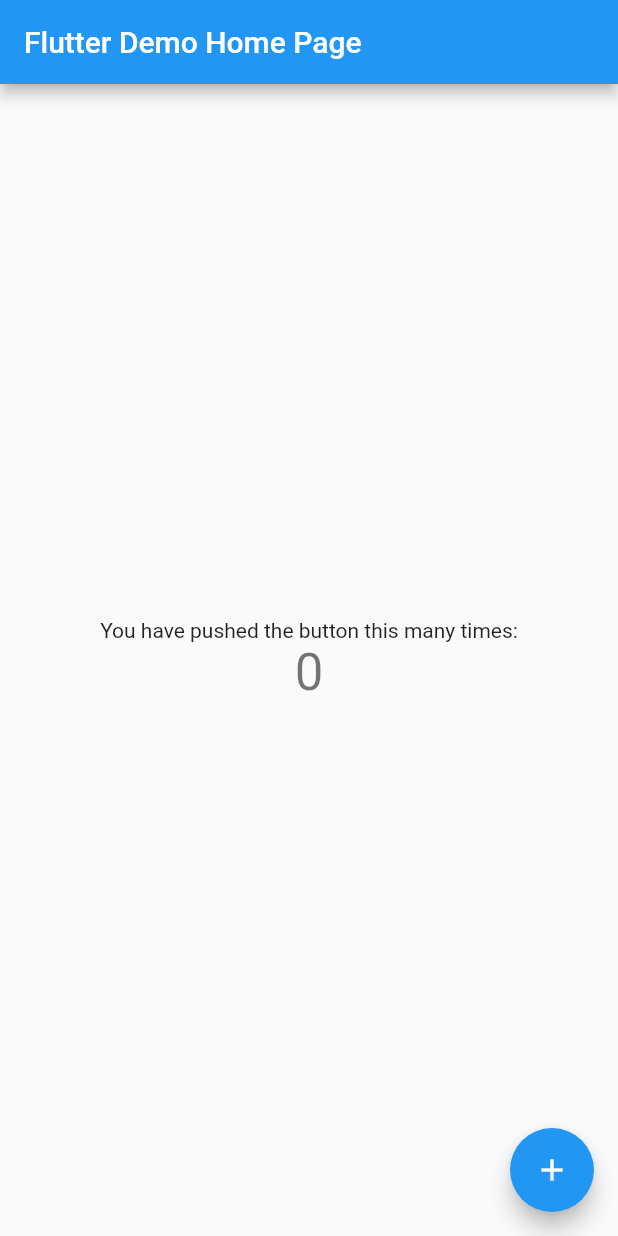
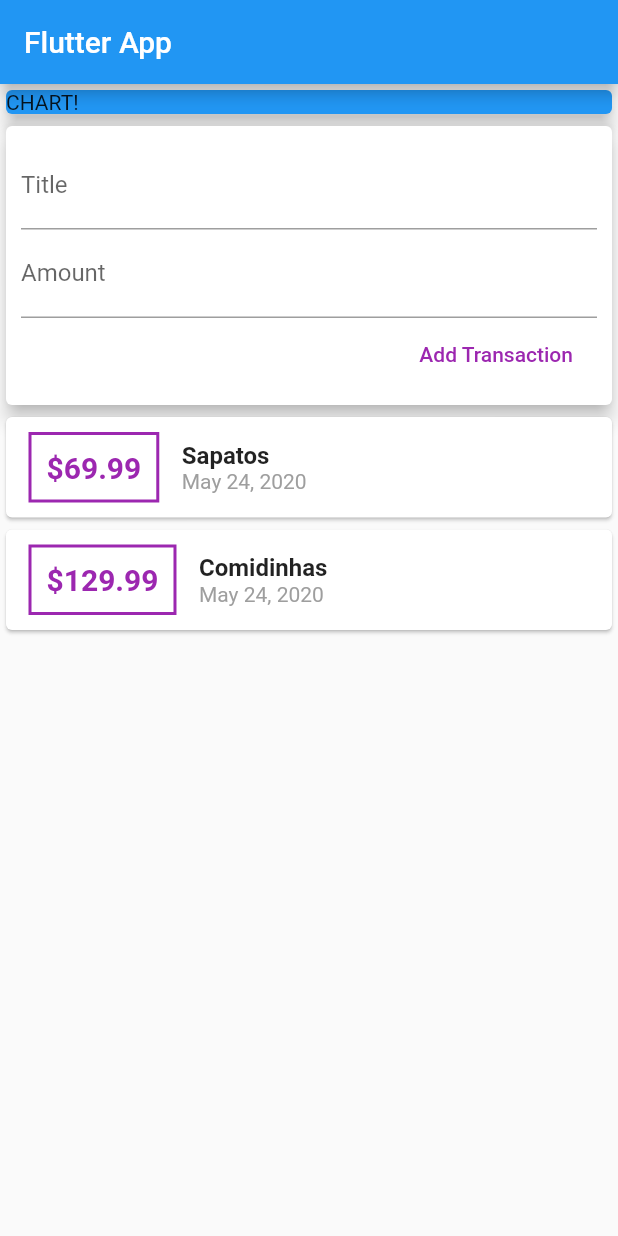
Before and after one commit to farvic/personalexpensesapp, a Flutter app: the screen it shows after launch, on a phone screen of 412 x 824 dp. Run offline on Flutter 3.47's test engine with Material 2 defaults, Android fonts, the phone set to English and light mode, and no system bars.

Commit message:
Adding user inputs.

```diff
--- a/lib/main.dart
+++ b/lib/main.dart
@@ -1,117 +1,129 @@
+import 'package:expenses_app/transaction.dart';
 import 'package:flutter/material.dart';
+import './transaction.dart';
+import 'package:intl/intl.dart';
 
-void main() {
-  runApp(MyApp());
-}
+void main() => runApp(MyApp());
 
 class MyApp extends StatelessWidget {
-  // This widget is the root of your application.
   @override
   Widget build(BuildContext context) {
     return MaterialApp(
-      title: 'Flutter Demo',
-      theme: ThemeData(
-        // This is the theme of your application.
-        //
-        // Try running your application with "flutter run". You'll see the
-        // application has a blue toolbar. Then, without quitting the app, try
-        // changing the primarySwatch below to Colors.green and then invoke
-        // "hot reload" (press "r" in the console where you ran "flutter run",
-        // or simply save your changes to "hot reload" in a Flutter IDE).
-        // Notice that the counter didn't reset back to zero; the application
-        // is not restarted.
-        primarySwatch: Colors.blue,
-        // This makes the visual density adapt to the platform that you run
-        // the app on. For desktop platforms, the controls will be smaller and
-        // closer together (more dense) than on mobile platforms.
-        visualDensity: VisualDensity.adaptivePlatformDensity,
-      ),
-      home: MyHomePage(title: 'Flutter Demo Home Page'),
+      title: 'Flutter App',
+      home: MyHomePage(),
     );
   }
 }
 
-class MyHomePage extends StatefulWidget {
-  MyHomePage({Key key, this.title}) : super(key: key);
+class MyHomePage extends StatelessWidget {
 
-  // This widget is the home page of your application. It is stateful, meaning
-  // that it has a State object (defined below) that contains fields that affect
-  // how it looks.
+  final List<Transaction> transactions = [
+    Transaction(id: 't1', title: 'Sapatos', amount: 69.99, date: DateTime.now()),
+    Transaction(id: 't2', title: 'Comidinhas', amount: 129.99, date: DateTime.now()),
 
-  // This class is the configuration for the state. It holds the values (in this
-  // case the title) provided by the parent (in this case the App widget) and
-  // used by the build method of the State. Fields in a Widget subclass are
-  // always marked "final".
 
-  final String title;
+  ];
 
-  @override
-  _MyHomePageState createState() => _MyHomePageState();
-}
+  // String titleInput;
+  // String amountInput;
 
-class _MyHomePageState extends State<MyHomePage> {
-  int _counter = 0;
-
-  void _incrementCounter() {
-    setState(() {
-      // This call to setState tells the Flutter framework that something has
-      // changed in this State, which causes it to rerun the build method below
-      // so that the display can reflect the updated values. If we changed
-      // _counter without calling setState(), then the build method would not be
-      // called again, and so nothing would appear to happen.
-      _counter++;
-    });
-  }
+  final titleController = TextEditingController();
+  final amountController = TextEditingController();
 
   @override
   Widget build(BuildContext context) {
-    // This method is rerun every time setState is called, for instance as done
-    // by the _incrementCounter method above.
-    //
-    // The Flutter framework has been optimized to make rerunning build methods
-    // fast, so that you can just rebuild anything that needs updating rather
-    // than having to individually change instances of widgets.
     return Scaffold(
       appBar: AppBar(
-        // Here we take the value from the MyHomePage object that was created by
-        // the App.build method, and use it to set our appbar title.
-        title: Text(widget.title),
+        title: Text('Flutter App'),
       ),
-      body: Center(
-        // Center is a layout widget. It takes a single child and positions it
-        // in the middle of the parent.
+      body: Column(
+        crossAxisAlignment: CrossAxisAlignment.stretch,
+        children: <Widget>[
+          Container(
+            width: double.infinity,
+            child: Card(
+              color: Colors.blue,
+              child: Text('CHART!'),
+              elevation: 5,
+            ),
+          ),
+          Card(
+            elevation: 5,
+            child: Container(
+              padding: EdgeInsets.all(10),
               child: Column(
-          // Column is also a layout widget. It takes a list of children and
-          // arranges them vertically. By default, it sizes itself to fit its
-          // children horizontally, and tries to be as tall as its parent.
-          //
-          // Invoke "debug painting" (press "p" in the console, choose the
-          // "Toggle Debug Paint" action from the Flutter Inspector in Android
-          // Studio, or the "Toggle Debug Paint" command in Visual Studio Code)
-          // to see the wireframe for each widget.
-          //
-          // Column has various properties to control how it sizes itself and
-          // how it positions its children. Here we use mainAxisAlignment to
-          // center the children vertically; the main axis here is the vertical
-          // axis because Columns are vertical (the cross axis would be
-          // horizontal).
-          mainAxisAlignment: MainAxisAlignment.center,
+                crossAxisAlignment: CrossAxisAlignment.end,
+                children: <Widget>[
+                  TextField(decoration: InputDecoration(labelText: 'Title'),
+                    /* onChanged: (val) {
+                      titleInput = val;
+                    }, */
+                    controller: titleController,
+                  ),
+                  TextField(decoration: InputDecoration(labelText: 'Amount'),
+                    // onChanged: (val) => amountInput = val,
+                    controller: amountController,
+                  ),
+                  FlatButton(
+                    child: Text('Add Transaction'),
+                    textColor: Colors.purple,
+                    onPressed: () {
+                      print(titleController.text);
+                    }
+                  ),
+              ],),
+            ),
+          ),
+          Column(
+            children: transactions.map((tx) {
+              return Card(
+                child: Row(
+                  children: <Widget>[
+                    Container(
+                      margin: EdgeInsets.symmetric(
+                        vertical: 10,
+                        horizontal: 15,
+                      ),
+                      decoration: BoxDecoration(
+                        border: Border.all(
+                          color: Colors.purple,
+                          width: 2,
+                        )
+                      ),
+                      padding: EdgeInsets.all(10),
+                      child: Text(
+                        '\$${tx.amount}',
+                        style: TextStyle(
+                          fontWeight: FontWeight.bold,
+                          fontSize: 20,
+                          color: Colors.purple,
+                        ),
+                      ),
+                    ),
+                    Column(
+                      crossAxisAlignment: CrossAxisAlignment.start,
                       children: <Widget>[
                         Text(
-              'You have pushed the button this many times:',
+                          tx.title,
+                          style: TextStyle(
+                            fontSize: 16,
+                            fontWeight: FontWeight.bold,
+                          ),
                         ),
                         Text(
-              '$_counter',
-              style: Theme.of(context).textTheme.headline4,
+                          DateFormat.yMMMd().format(tx.date),
+                          style: TextStyle(
+                            color: Colors.grey,
+                          ),
                         ),
                       ],
+                    )
+                  ],
                 ),
+              );
+            }).toList(),),
+        ],
       ),
-      floatingActionButton: FloatingActionButton(
-        onPressed: _incrementCounter,
-        tooltip: 'Increment',
-        child: Icon(Icons.add),
-      ), // This trailing comma makes auto-formatting nicer for build methods.
     );
   }
 }
--- /dev/null
+++ b/lib/transaction.dart
@@ -0,0 +1,15 @@
+import 'package:flutter/foundation.dart';
+
+class Transaction{
+  final String id;
+  final String title;
+  final double amount;
+  final DateTime date;
+
+  Transaction({
+    @required this.id,
+    @required this.title,
+    @required this.amount,
+    @required this.date
+  });
+}
--- a/pubspec.yaml
+++ b/pubspec.yaml
@@ -23,6 +23,7 @@ environment:
 dependencies:
   flutter:
     sdk: flutter
+  intl: ^0.16.1
 
 
   # The following adds the Cupertino Icons font to your application.
```
Also changed, not shown: pubspec.lock. Lines whose indentation alone changed are shown as unchanged.
